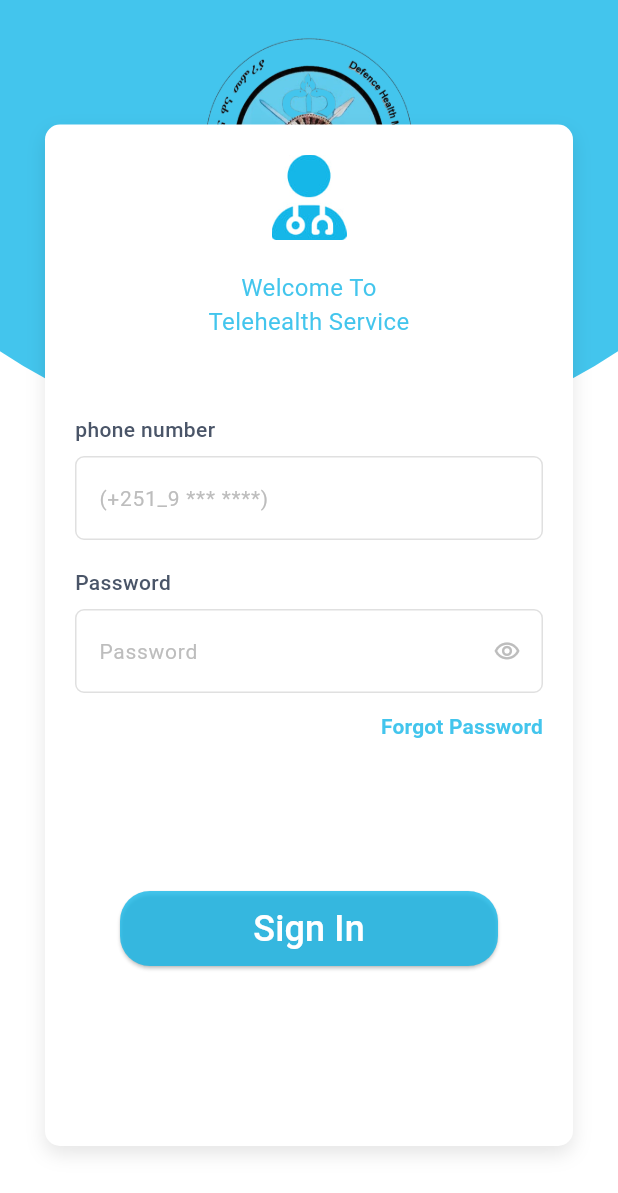
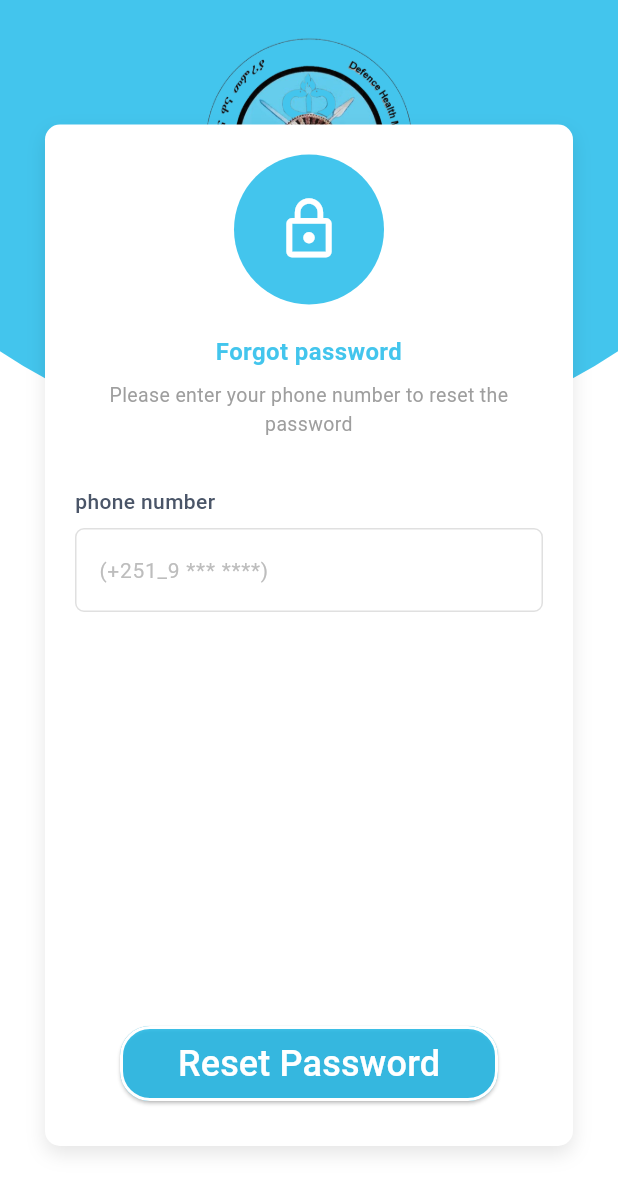
Before and after one commit to dawitzeleke/dhmd, a Flutter app: the screen it shows after launch, after a tap on "Get Started", after a tap on "Forgot Password", on a phone screen of 412 x 824 dp. Shown: the top 1193 px of the screen. Run offline on Flutter 3.47's test engine with Material 3 defaults, Android fonts, the phone set to English and light mode, and no system bars; our stand-ins replace get.

Commit message:
Implement the intial forget password design

```diff
--- /dev/null
+++ b/lib/app/components/auth/auth_shell.dart
@@ -0,0 +1,130 @@
+import 'package:dhmd/app/components/app_button.dart';
+import 'package:dhmd/core/constants/app_colors.dart';
+import 'package:flutter/material.dart';
+
+class AuthShell extends StatelessWidget {
+  final Widget headerIcon;
+  final String title;
+  final String? subtitle;
+  final Widget formContent;
+  final String buttonText;
+  final VoidCallback onButtonPressed;
+  final double cardHeight;
+
+  const AuthShell({
+    super.key,
+    required this.headerIcon,
+    required this.title,
+    this.subtitle,
+    required this.formContent,
+    required this.buttonText,
+    required this.onButtonPressed,
+    this.cardHeight = 681,
+  });
+
+  @override
+  Widget build(BuildContext context) {
+    return Scaffold(
+      backgroundColor: AppColors.onPrimary,
+      body: LayoutBuilder(
+        builder: (context, constraints) {
+          final diameter = constraints.maxWidth * 1.8;
+
+          return Stack(
+            clipBehavior: Clip.none,
+            children: [
+              Positioned(
+                top: -diameter * 0.6,
+                left: (constraints.maxWidth - diameter) / 2,
+                child: Container(
+                  width: diameter,
+                  height: diameter,
+                  decoration: const BoxDecoration(
+                    color: AppColors.primary,
+                    shape: BoxShape.circle,
+                  ),
+                ),
+              ),
+              Positioned(
+                top: 20,
+                left: 0,
+                right: 0,
+                child: Center(
+                  child: Image.asset(
+                    'assets/images/defence.png',
+                    width: 150,
+                    height: 150,
+                  ),
+                ),
+              ),
+              Positioned(
+                left: 30,
+                right: 30,
+                bottom: 60,
+                child: Container(
+                  height: cardHeight,
+                  decoration: BoxDecoration(
+                    color: Colors.white,
+                    borderRadius: BorderRadius.circular(10),
+                    boxShadow: [
+                      BoxShadow(
+                        color: Colors.black.withValues(alpha: 0.1),
+                        blurRadius: 10,
+                        offset: const Offset(0, 5),
+                      ),
+                    ],
+                  ),
+                  child: Padding(
+                    padding: const EdgeInsets.symmetric(
+                      horizontal: 20,
+                      vertical: 20,
+                    ),
+                    child: Column(
+                      crossAxisAlignment: CrossAxisAlignment.stretch,
+                      children: [
+                        Center(child: headerIcon),
+                        const SizedBox(height: 20),
+                        Text(
+                          title,
+                          textAlign: TextAlign.center,
+                          style: const TextStyle(
+                            fontSize: 16,
+                            color: AppColors.primary,
+                            fontWeight: FontWeight.w600,
+                          ),
+                        ),
+                        const SizedBox(height: 8),
+                        subtitle != null ? Text(
+                          subtitle!,
+                          textAlign: TextAlign.center,
+                          style: TextStyle(
+                            color: Colors.grey.shade500,
+                            fontSize: 13,
+                          ),
+                        ) : const SizedBox.shrink(),
+                        const SizedBox(height: 32),
+                        Expanded(child: formContent),
+                        const SizedBox(height: 20),
+                        Center(
+                          child: AppButton(
+                            text: buttonText,
+                            onPressed: onButtonPressed,
+                            textSize: 24,
+                            borderRadius: 20,
+                            width: 252,
+                            hasBorderSide: true,
+                          ),
+                        ),
+                        const SizedBox(height: 10),
+                      ],
+                    ),
+                  ),
+                ),
+              ),
+            ],
+          );
+        },
+      ),
+    );
+  }
+}
--- /dev/null
+++ b/lib/app/modules/forgot_password/bindings/forgot_password_binding.dart
@@ -0,0 +1,10 @@
+import 'package:get/get.dart';
+
+import '../controllers/forgot_password_controller.dart';
+
+class ForgotPasswordBinding extends Bindings {
+  @override
+  void dependencies() {
+    Get.lazyPut<ForgotPasswordController>(() => ForgotPasswordController());
+  }
+}
--- /dev/null
+++ b/lib/app/modules/forgot_password/controllers/forgot_password_controller.dart
@@ -0,0 +1,3 @@
+import 'package:get/get.dart';
+
+class ForgotPasswordController extends GetxController {}
--- /dev/null
+++ b/lib/app/modules/forgot_password/views/forgot_password_view.dart
@@ -0,0 +1,69 @@
+import 'package:dhmd/app/components/auth/auth_shell.dart';
+import 'package:dhmd/core/constants/app_colors.dart';
+import 'package:flutter/material.dart';
+import 'package:get/get.dart';
+
+import '../controllers/forgot_password_controller.dart';
+
+class ForgotPasswordView extends GetView<ForgotPasswordController> {
+  const ForgotPasswordView({super.key});
+
+  InputDecoration _fieldDecoration({required String hintText}) {
+    return InputDecoration(
+      hintText: hintText,
+      hintStyle: TextStyle(color: Colors.grey.shade400, fontSize: 14),
+      filled: true,
+      fillColor: Colors.white,
+      contentPadding: const EdgeInsets.symmetric(horizontal: 12, vertical: 16),
+      enabledBorder: OutlineInputBorder(
+        borderRadius: BorderRadius.circular(6),
+        borderSide: BorderSide(color: Colors.grey.shade300),
+      ),
+      focusedBorder: OutlineInputBorder(
+        borderRadius: BorderRadius.circular(6),
+        borderSide: const BorderSide(color: AppColors.primary, width: 1.2),
+      ),
+      border: OutlineInputBorder(
+        borderRadius: BorderRadius.circular(6),
+        borderSide: BorderSide(color: Colors.grey.shade300),
+      ),
+    );
+  }
+
+  @override
+  Widget build(BuildContext context) {
+    return AuthShell(
+      headerIcon: Container(
+        width: 100,
+        height: 100,
+        decoration: const BoxDecoration(
+          color: AppColors.primary,
+          shape: BoxShape.circle,
+        ),
+        child: const Icon(Icons.lock_outline, color: Colors.white, size: 45),
+      ),
+      title: 'Forgot password',
+      subtitle: 'Please enter your phone number to reset the password',
+      buttonText: 'Reset Password',
+      onButtonPressed: () {},
+      formContent: Column(
+        crossAxisAlignment: CrossAxisAlignment.start,
+        children: [
+          const Text(
+            'phone number',
+            style: TextStyle(
+              color: Color(0xFF4A5568),
+              fontSize: 14,
+              fontWeight: FontWeight.w500,
+            ),
+          ),
+          const SizedBox(height: 8),
+          TextFormField(
+            keyboardType: TextInputType.phone,
+            decoration: _fieldDecoration(hintText: '(+251_9 *** ****)'),
+          ),
+        ],
+      ),
+    );
+  }
+}
--- a/lib/app/modules/login/views/login_view.dart
+++ b/lib/app/modules/login/views/login_view.dart
@@ -1,10 +1,11 @@
-import 'package:dhmd/app/components/app_button.dart';
+import 'package:dhmd/app/components/auth/auth_shell.dart';
 import 'package:dhmd/core/constants/app_colors.dart';
 import 'package:flutter/material.dart';
 
 import 'package:get/get.dart';
 
 import '../controllers/login_controller.dart';
+import '../../../routes/app_pages.dart';
 
 class LoginView extends GetView<LoginController> {
   const LoginView({super.key});
@@ -37,83 +38,16 @@ class LoginView extends GetView<LoginController> {
 
   @override
   Widget build(BuildContext context) {
-    return Scaffold(
-      backgroundColor: AppColors.onPrimary,
-      body: LayoutBuilder(
-        builder: (context, constraints) {
-          final diameter = constraints.maxWidth * 1.8;
-
-          return Stack(
-            clipBehavior: Clip.none,
-            children: [
-              Positioned(
-                top: -diameter * 0.6,
-                left: (constraints.maxWidth - diameter) / 2,
-                child: Container(
-                  width: diameter,
-                  height: diameter,
-                  decoration: const BoxDecoration(
-                    color: AppColors.primary,
-                    shape: BoxShape.circle,
-                  ),
-                ),
-              ),
-
-              Positioned(
-                top: 20,
-                left: 0,
-                right: 0,
-                child: Image.asset(
-                  "assets/images/defence.png",
-                  width: 150,
-                  height: 150,
-                  // fit: BoxFit.contain,
-                ),
-              ),
-
-              Positioned(
-                left: 30,
-                right: 30,
-                bottom: 60,
-                child: Container(
-                  height: 681,
-                  decoration: BoxDecoration(
-                    color: Colors.white,
-                    borderRadius: BorderRadius.circular(10),
-                    boxShadow: [
-                      BoxShadow(
-                        color: Colors.black.withOpacity(0.1),
-                        blurRadius: 10,
-                        offset: const Offset(0, 5),
-                      ),
-                    ],
-                  ),
-                  child: Column(
-                    crossAxisAlignment: CrossAxisAlignment.center,
-                    children: [
-                      const SizedBox(height: 20),
-                      Image.asset(
-                        "assets/images/person.png",
+    return AuthShell(
+      headerIcon: Image.asset(
+        'assets/images/person.png',
         width: 50,
         height: 57,
-                        // fit: BoxFit.contain,
       ),
-
-                      const SizedBox(height: 20),
-
-                      const Text(
-                        "Welcome To\nTelehealth Service",
-                        textAlign: TextAlign.center,
-                        style: TextStyle(
-                          fontSize: 16,
-                          color: AppColors.primary,
-                        ),
-                      ),
-
-                      const SizedBox(height: 50),
-                      Padding(
-                        padding: const EdgeInsets.symmetric(horizontal: 20),
-                        child: Column(
+      title: 'Welcome To\n Telehealth Service',
+      buttonText: 'Sign In',
+      onButtonPressed: () {},
+      formContent: Column(
         crossAxisAlignment: CrossAxisAlignment.start,
         children: [
           const Text(
@@ -124,14 +58,10 @@ class LoginView extends GetView<LoginController> {
               fontWeight: FontWeight.w500,
             ),
           ),
-
           const SizedBox(height: 8),
-
           TextFormField(
             keyboardType: TextInputType.phone,
-                              decoration: _fieldDecoration(
-                                hintText: '(+251_9 *** ****)',
-                              ),
+            decoration: _fieldDecoration(hintText: '(+251_9 *** ****)'),
           ),
           const SizedBox(height: 18),
           const Text(
@@ -161,17 +91,15 @@ class LoginView extends GetView<LoginController> {
               ),
             ),
           ),
-
           const SizedBox(height: 12),
           Align(
             alignment: Alignment.centerRight,
             child: TextButton(
-                                onPressed: () {},
+              onPressed: () => Get.toNamed(Routes.FORGOT_PASSWORD),
               style: TextButton.styleFrom(
                 padding: EdgeInsets.zero,
                 minimumSize: const Size(0, 0),
-                                  tapTargetSize:
-                                      MaterialTapTargetSize.shrinkWrap,
+                tapTargetSize: MaterialTapTargetSize.shrinkWrap,
               ),
               child: const Text(
                 'Forgot Password',
@@ -183,28 +111,7 @@ class LoginView extends GetView<LoginController> {
               ),
             ),
           ),
-
-                            const SizedBox(height: 100),
-
-                            Center(
-                              child: AppButton(
-                                text: "Sign In",
-                                onPressed: () => {},
-                                textSize: 24,
-                                borderRadius: 20,
-                                width: 252,
-                              ),
-                            ),
         ],
-                        ),
-                      ),
-                    ],
-                  ),
-                ),
-              ),
-            ],
-          );
-        },
       ),
     );
   }
--- a/lib/app/routes/app_pages.dart
+++ b/lib/app/routes/app_pages.dart
@@ -1,5 +1,7 @@
 import 'package:get/get.dart';
 
+import '../modules/forgot_password/bindings/forgot_password_binding.dart';
+import '../modules/forgot_password/views/forgot_password_view.dart';
 import '../modules/login/bindings/login_binding.dart';
 import '../modules/login/views/login_view.dart';
 import '../modules/splash/bindings/splash_binding.dart';
@@ -23,5 +25,10 @@ class AppPages {
       page: () => const LoginView(),
       binding: LoginBinding(),
     ),
+    GetPage(
+      name: _Paths.FORGOT_PASSWORD,
+      page: () => const ForgotPasswordView(),
+      binding: ForgotPasswordBinding(),
+    ),
   ];
 }
--- a/lib/app/routes/app_routes.dart
+++ b/lib/app/routes/app_routes.dart
@@ -5,10 +5,12 @@ abstract class Routes {
   Routes._();
   static const SPLASH = _Paths.SPLASH;
   static const LOGIN = _Paths.LOGIN;
+  static const FORGOT_PASSWORD = _Paths.FORGOT_PASSWORD;
 }
 
 abstract class _Paths {
   _Paths._();
   static const SPLASH = '/splash';
   static const LOGIN = '/login';
+  static const FORGOT_PASSWORD = '/forgot-password';
 }
```
Lines whose indentation alone changed are shown as unchanged.
